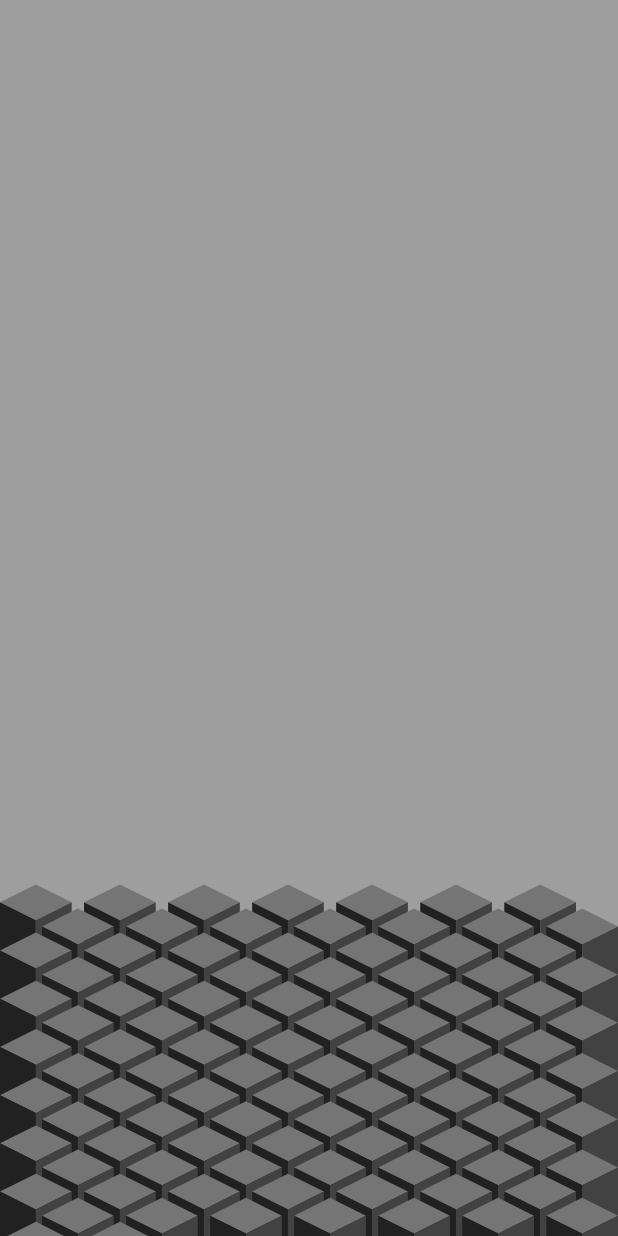
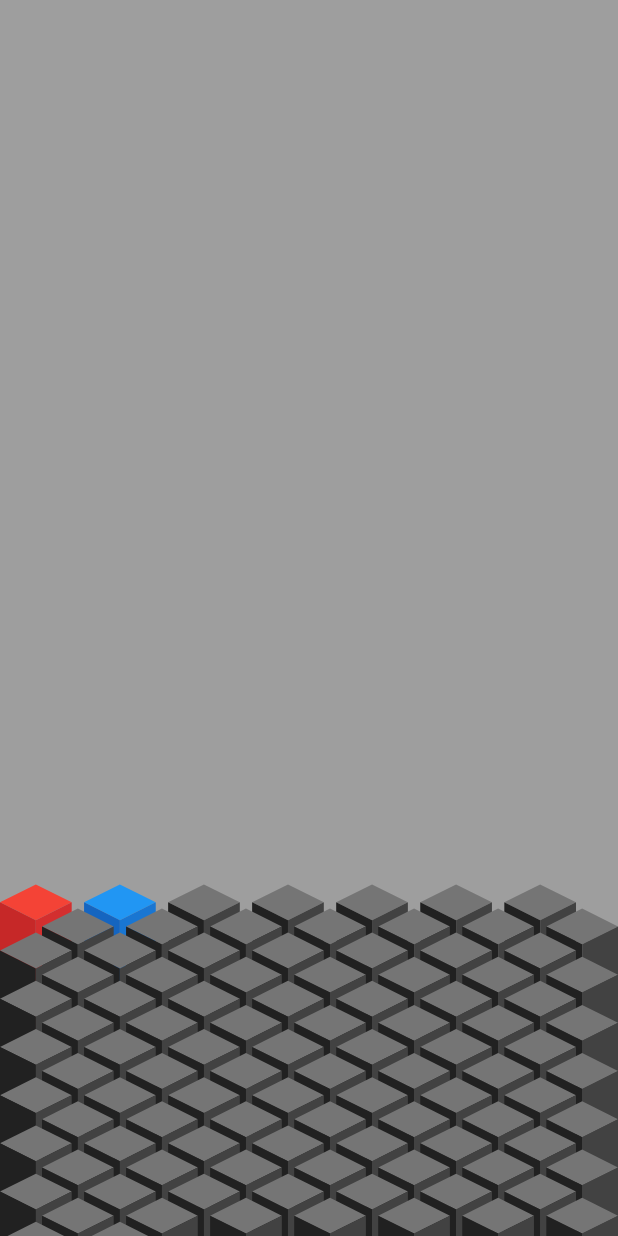
Before and after one commit to Roaa94/gen_art_canvas, a Flutter app: the screen it shows after launch, on a phone screen of 412 x 824 dp. Run offline on Flutter 3.47's test engine with Material 2 defaults, Android fonts, the phone set to English and light mode, and no system bars; our stand-ins replace cloud_firestore, equatable, firebase_auth, firebase_core, flutter_riverpod; accounts and stored records are empty.

Commit message:
feat: infrastructure set up for fetching cuboids from db

```diff
--- /dev/null
+++ b/lib/cuboids/models/cuboid_data.dart
@@ -0,0 +1,28 @@
+import 'package:equatable/equatable.dart';
+import 'package:gen_art_canvas/cuboids/models/cuboid_face_data.dart';
+
+class CuboidData extends Equatable {
+  const CuboidData({
+    required this.id,
+    required this.artistId,
+    required this.createdAt,
+    required this.topFace,
+    required this.rightFace,
+    required this.leftFace,
+  });
+
+  final String id;
+  final String artistId;
+  final DateTime createdAt;
+  final CuboidFaceData topFace;
+  final CuboidFaceData rightFace;
+  final CuboidFaceData leftFace;
+
+  @override
+  List<Object?> get props => [
+        id,
+        topFace,
+        rightFace,
+        leftFace,
+      ];
+}
--- /dev/null
+++ b/lib/cuboids/models/cuboid_face_data.dart
@@ -0,0 +1,28 @@
+import 'package:equatable/equatable.dart';
+import 'package:flutter/material.dart';
+
+class CuboidFaceData extends Equatable {
+  const CuboidFaceData({
+    required this.id,
+    required this.cuboidId,
+    required this.fillType,
+    this.fillColor,
+  }) : assert(fillType == CuboidFaceFillType.fill ? fillColor != null : true);
+
+  final String id;
+  final String cuboidId;
+  final CuboidFaceFillType fillType;
+  final Color? fillColor;
+
+  @override
+  List<Object?> get props => [
+        id,
+        cuboidId,
+        fillType,
+        fillColor,
+      ];
+}
+
+enum CuboidFaceFillType {
+  fill,
+}
--- a/lib/cuboids_gen_art_canvas.dart
+++ b/lib/cuboids/widgets/cuboids_gen_art_canvas.dart
@@ -1,6 +1,7 @@
 import 'dart:math';
 
 import 'package:flutter/material.dart';
+import 'package:gen_art_canvas/cuboids/models/cuboid_data.dart';
 import 'package:gen_art_canvas/settings/cuboids_canvas_settings.dart';
 
 class CuboidsGenArtCanvas extends StatefulWidget {
@@ -9,11 +10,13 @@ class CuboidsGenArtCanvas extends StatefulWidget {
     this.initialGap = 40,
     this.direction = Axis.vertical,
     required this.settings,
+    this.cuboidsData = const [],
   });
 
   final Axis direction;
   final double initialGap;
   final CuboidsCanvasSettings settings;
+  final List<CuboidData> cuboidsData;
 
   @override
   State<CuboidsGenArtCanvas> createState() => _CuboidsGenArtCanvasState();
@@ -96,6 +99,7 @@ class _CuboidsGenArtCanvasState extends State<CuboidsGenArtCanvas>
                 settings: widget.settings,
                 initialGap: widget.initialGap,
                 animationController: animationController,
+                cuboidsData: widget.cuboidsData,
               ),
             ),
           ),
@@ -112,6 +116,7 @@ class GenArtCanvasPainter extends CustomPainter {
     this.yScale = 0.5,
     required this.randomYOffsets,
     required AnimationController animationController,
+    this.cuboidsData = const [],
   })  : assert(randomYOffsets.length == settings.cuboidsTotalCount),
         animation = CurvedAnimation(
           parent: animationController,
@@ -138,6 +143,7 @@ class GenArtCanvasPainter extends CustomPainter {
   final double yScale;
   late final Animation<double> animation;
   final List<double> randomYOffsets;
+  final List<CuboidData> cuboidsData;
 
   final skewedScaleX = 0.5 * sqrt(2);
 
@@ -151,6 +157,8 @@ class GenArtCanvasPainter extends CustomPainter {
       int j = index ~/ cuboidsCrossAxisCount;
       int i = index % cuboidsCrossAxisCount;
 
+      final cuboidData =
+          cuboidsData.length - 1 >= index ? cuboidsData[index] : null;
       final xOffset =
           (diagonal * i) + (j.isOdd ? diagonal / 2 + gap / 2 : 0) + gap * i;
       final yOffset = (diagonal * yScale * 0.5) * j + gap * yScale * j;
@@ -159,18 +167,21 @@ class GenArtCanvasPainter extends CustomPainter {
           Offset(beginOffset.dx, beginOffset.dy + randomYOffsets[index]);
       final animatedYOffset =
           Offset.lerp(beginOffset, endOffset, animation.value) ?? beginOffset;
+
       canvas.save();
       // Move the canvas to offset of next cuboid
       canvas.translate(animatedYOffset.dx, animatedYOffset.dy);
-      _paintCuboid(canvas, size, diagonal);
+      _paintCuboid(canvas, size, diagonal, cuboidData);
       canvas.restore();
     }
   }
 
-  _paintCuboid(Canvas canvas, Size size, double diagonal) {
+  _paintCuboid(Canvas canvas, Size size, double diagonal, CuboidData? data) {
     final side = diagonal / sqrt(2);
     final topFacePath = Path()..addRect(Rect.fromLTWH(0, 0, side, side));
-    final topFacePaint = Paint()..color = settings.defaultPrimaryColor.shade600;
+    final topFaceFillColor =
+        data?.topFace.fillColor ?? settings.defaultPrimaryColor.shade600;
+    final topFacePaint = Paint()..color = topFaceFillColor;
     // Paint top face
     canvas.save();
     canvas.translate(diagonal / 2, 0.0);
@@ -182,8 +193,9 @@ class GenArtCanvasPainter extends CustomPainter {
     // Paint left face
     final leftFacePath = Path()
       ..addRect(Rect.fromLTWH(0, 0, side, size.height));
-    final leftFacePaint = Paint()
-      ..color = settings.defaultPrimaryColor.shade900;
+    final leftFaceFillColor =
+        data?.leftFace.fillColor ?? settings.defaultPrimaryColor.shade900;
+    final leftFacePaint = Paint()..color = leftFaceFillColor;
     canvas.save();
     canvas.translate(0, diagonal / 2 * yScale);
     canvas.skew(0.0, yScale);
@@ -194,8 +206,9 @@ class GenArtCanvasPainter extends CustomPainter {
     // Paint right face
     final rightFacePath = Path()
       ..addRect(Rect.fromLTWH(0, 0, side, size.height));
-    final rightFacePaint = Paint()
-      ..color = settings.defaultPrimaryColor.shade800;
+    final rightFaceFillColor =
+        data?.rightFace.fillColor ?? settings.defaultPrimaryColor.shade800;
+    final rightFacePaint = Paint()..color = rightFaceFillColor;
     canvas.save();
     canvas.translate(diagonal / 2, diagonal * yScale);
     canvas.skew(0.0, -yScale);
--- /dev/null
+++ b/lib/data.dart
@@ -0,0 +1,52 @@
+import 'package:flutter/material.dart';
+import 'package:gen_art_canvas/cuboids/models/cuboid_data.dart';
+import 'package:gen_art_canvas/cuboids/models/cuboid_face_data.dart';
+
+final cuboids = [
+  CuboidData(
+    id: '1',
+    artistId: '1',
+    createdAt: DateTime.now(),
+    topFace: const CuboidFaceData(
+      id: '0',
+      cuboidId: '1',
+      fillType: CuboidFaceFillType.fill,
+      fillColor: Colors.red,
+    ),
+    rightFace: CuboidFaceData(
+      id: '1',
+      cuboidId: '1',
+      fillType: CuboidFaceFillType.fill,
+      fillColor: Colors.red.shade700,
+    ),
+    leftFace: CuboidFaceData(
+      id: '2',
+      cuboidId: '1',
+      fillType: CuboidFaceFillType.fill,
+      fillColor: Colors.red.shade800,
+    ),
+  ),
+  CuboidData(
+    id: '2',
+    artistId: '1',
+    createdAt: DateTime.now(),
+    topFace: const CuboidFaceData(
+      id: '0',
+      cuboidId: '2',
+      fillType: CuboidFaceFillType.fill,
+      fillColor: Colors.blue,
+    ),
+    rightFace: CuboidFaceData(
+      id: '1',
+      cuboidId: '2',
+      fillType: CuboidFaceFillType.fill,
+      fillColor: Colors.blue.shade700,
+    ),
+    leftFace: CuboidFaceData(
+      id: '2',
+      cuboidId: '2',
+      fillType: CuboidFaceFillType.fill,
+      fillColor: Colors.blue.shade800,
+    ),
+  ),
+];
--- a/lib/home_page.dart
+++ b/lib/home_page.dart
@@ -2,8 +2,9 @@ import 'dart:developer';
 
 import 'package:flutter/material.dart';
 import 'package:flutter_riverpod/flutter_riverpod.dart';
+import 'package:gen_art_canvas/data.dart';
 import 'package:gen_art_canvas/settings/cuboids_canvas_settings.dart';
-import 'package:gen_art_canvas/cuboids_gen_art_canvas.dart';
+import 'package:gen_art_canvas/cuboids/widgets/cuboids_gen_art_canvas.dart';
 import 'package:gen_art_canvas/settings/cuboids_canvas_settings_provider.dart';
 
 class HomePage extends ConsumerWidget {
@@ -16,6 +17,7 @@ class HomePage extends ConsumerWidget {
             data: (CuboidsCanvasSettings settings) => CuboidsGenArtCanvas(
               settings: settings,
               initialGap: MediaQuery.of(context).size.width * 0.02,
+              cuboidsData: cuboids,
             ),
             error: (e, _) {
               log('Error fetching cuboids canvas settings');
```
